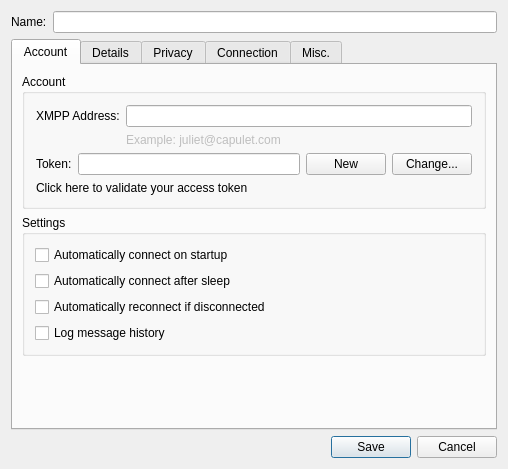
Above: src/accountmodify.ui from mconf/mconf-chat-desktop before the change. Below: the same form after it.
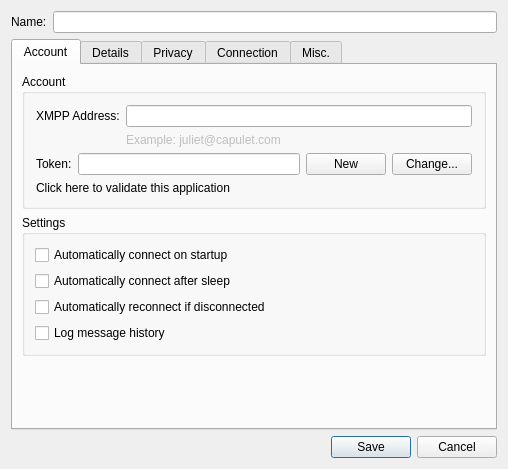
That is the form after the change. Custom widgets are drawn as their Qt base class.

Commit message: The support for escaping chars like @ , \40 as described in xep 0106, was adjusted when subscribing new contacts. Added the encoding/decoding support for the char @, also as described in xep 0106, in the authentication proccess. The non-escaped username is now saved in the accounts.xml file int the 'emailmconf' field. The token is now generated automatically, but the user still keeps validating it. Added some icons.

The edit to the form file:
```diff
--- a/src/accountmodify.ui
+++ b/src/accountmodify.ui
@@ -171,7 +171,7 @@
             <item>
              <widget class="QLabel" name="lb_discover_token">
               <property name="text">
-               <string>Click here to validate your access token</string>
+               <string>Click here to validate this application</string>
               </property>
               <property name="openExternalLinks">
                <bool>true</bool>
```
The commit also changes 34 other files.
